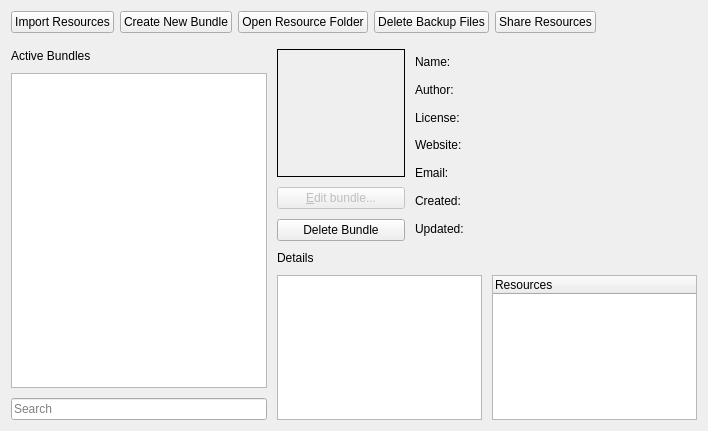
First picture: the form in plugins/extensions/resourcemanager/wdgdlgbundlemanager.ui, repository KDE/krita, before the edit.
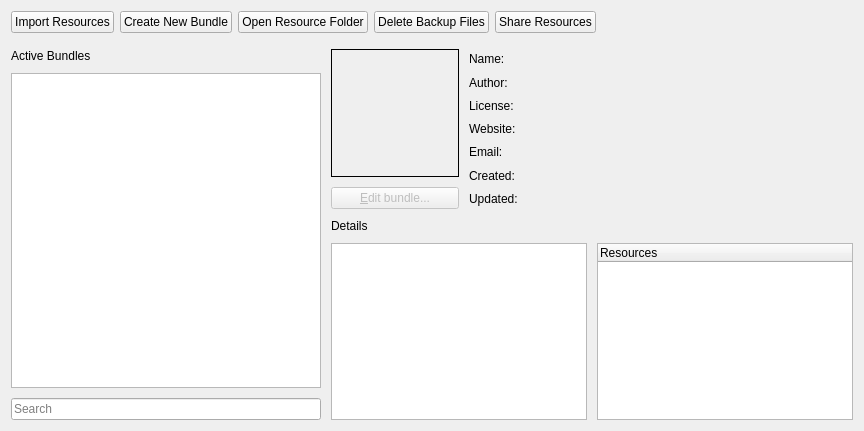
Second picture: the form after the edit.

Commit message:
Making Resource Manager better
- Search functionality bug is fixed

- Changed from QMap to QVector

- CheckBox denotes if the bundle is active or inactive

- Deleting bundle is removed

```diff
--- a/plugins/extensions/resourcemanager/wdgdlgbundlemanager.ui
+++ b/plugins/extensions/resourcemanager/wdgdlgbundlemanager.ui
@@ -6,7 +6,7 @@
    <rect>
     <x>0</x>
     <y>0</y>
-    <width>708</width>
+    <width>864</width>
     <height>431</height>
    </rect>
   </property>
@@ -206,13 +206,6 @@
              </property>
             </widget>
            </item>
-           <item>
-            <widget class="QPushButton" name="bnDeleteBundle">
-             <property name="text">
-              <string>Delete Bundle</string>
-             </property>
-            </widget>
-           </item>
           </layout>
          </item>
          <item>
```
Left out of the diff: 3 changed lines with no effect on the pictures. The commit also changes 2 other files.
